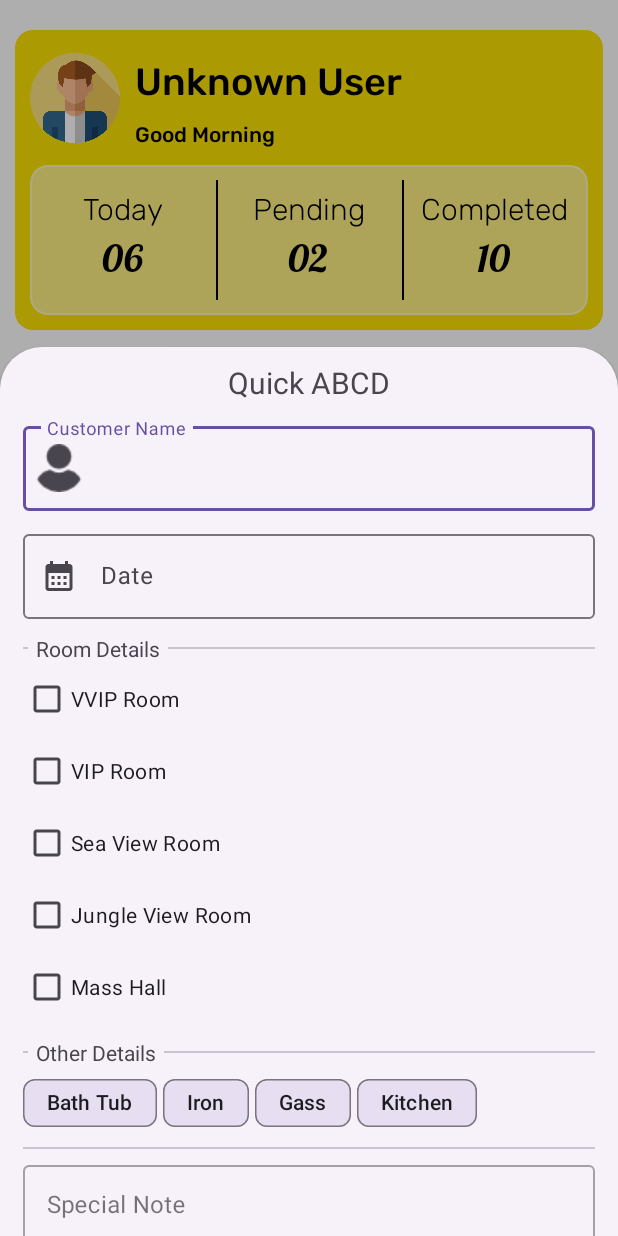
After one commit to NiwanthaR/TRR_App, an Android app: the fragment QuickBookingDialog placed in its activity, on a phone screen of 412 x 824 dp. The commit adds this screen. Run offline under Robolectric (Android 15) with nearby library versions, the phone set to English and light mode, and no system bars; our stand-ins replace Firebase (no records; nobody signed in at launch, a user with empty details on screens opened directly).

Commit message:
Quick Booking

```diff
--- /dev/null
+++ b/app/src/main/java/com/example/trr_app/support/QuickBookingDialog.kt
@@ -0,0 +1,29 @@
+package com.example.trr_app.support
+
+import android.os.Bundle
+import android.view.LayoutInflater
+import android.view.View
+import android.view.ViewGroup
+import com.example.trr_app.R
+import com.google.android.material.bottomsheet.BottomSheetDialogFragment
+
+class QuickBookingDialog: BottomSheetDialogFragment() {
+    override fun onCreateView(inflater: LayoutInflater, container: ViewGroup?, savedInstanceState: Bundle?): View? {
+        val view = inflater.inflate(R.layout.dialog_quick_booking, container, false)
+
+        //val algoButton = view.findViewById<Button>(R.id.algo_button)
+        //val courseButton = view.findViewById<Button>(R.id.course_button)
+
+//        algoButton.setOnClickListener {
+//            Toast.makeText(activity, "Algorithm Shared", Toast.LENGTH_SHORT).show()
+//            dismiss()
+//        }
+//
+//        courseButton.setOnClickListener {
+//            Toast.makeText(activity, "Course Shared", Toast.LENGTH_SHORT).show()
+//            dismiss()
+//        }
+
+        return view
+    }
+}
--- a/app/src/main/java/com/example/trr_app/view/Dashboard.kt
+++ b/app/src/main/java/com/example/trr_app/view/Dashboard.kt
@@ -1,30 +1,58 @@
 package com.example.trr_app.view
 
 import android.content.Intent
-import androidx.appcompat.app.AppCompatActivity
 import android.os.Bundle
 import android.view.View
 import android.view.View.OnClickListener
+import android.widget.LinearLayout
 import android.widget.RelativeLayout
 import com.example.trr_app.R
 import com.example.trr_app.common.BaseActivity
+import com.example.trr_app.support.QuickBookingDialog
 import com.example.trr_app.view.ManageUI.ManageActivity
+import com.google.android.material.bottomsheet.BottomSheetBehavior
+import com.google.android.material.bottomsheet.BottomSheetDialog
+
 
 class Dashboard : BaseActivity(),OnClickListener {
 
     private val manageUIDashboard : RelativeLayout
         get() = findViewById(R.id.manageUILayout)
 
+    private val quickBookingDashboard : RelativeLayout
+        get() = findViewById(R.id.layoutQuickBooking)
+
     override fun onCreate(savedInstanceState: Bundle?) {
         super.onCreate(savedInstanceState)
         setContentView(R.layout.activity_dashboard)
 
         manageUIDashboard.setOnClickListener(this)
+        quickBookingDashboard.setOnClickListener(this)
     }
 
     override fun onClick(view: View?) {
         when(view?.id){
             R.id.manageUILayout -> startActivity(Intent(this,ManageActivity::class.java))
+            R.id.layoutQuickBooking ->showBottomDialog()
         }
     }
+
+    private fun showBottomDialog(){
+//            val bottomSheetDialog = BottomSheetDialog(this)
+////            bottomSheetDialog.setContentView(R.layout.dialog_quick_booking)
+////
+////            //val copy = bottomSheetDialog.findViewById<LinearLayout>(R.id.copyLinearLayout)
+////            //val share = bottomSheetDialog.findViewById<LinearLayout>(R.id.shareLinearLayout)
+////            //val upload = bottomSheetDialog.findViewById<LinearLayout>(R.id.uploadLinearLayout)
+////            //val download = bottomSheetDialog.findViewById<LinearLayout>(R.id.download)
+////            //val delete = bottomSheetDialog.findViewById<LinearLayout>(R.id.delete)
+////
+////            bottomSheetDialog.show()
+
+        val bottomSheet = QuickBookingDialog()
+//        val modalBottomSheetBehavior = (bottomSheet.dialog as BottomSheetDialog).behavior
+//        modalBottomSheetBehavior.state = BottomSheetBehavior.STATE_EXPANDED
+        bottomSheet.show(supportFragmentManager, "ModalBottomSheet")
+
+    }
 }
--- a/app/src/main/res/layout/activity_dashboard.xml
+++ b/app/src/main/res/layout/activity_dashboard.xml
@@ -261,6 +261,7 @@
                         app:strokeColor="@color/light_blue">
 
                         <RelativeLayout
+                            android:id="@+id/layoutQuickBooking"
                             android:layout_width="match_parent"
                             android:layout_height="match_parent"
                             android:orientation="horizontal">
--- a/app/src/main/res/layout/activity_user_login_screen.xml
+++ b/app/src/main/res/layout/activity_user_login_screen.xml
@@ -23,7 +23,7 @@
             <ImageView
                 android:layout_width="match_parent"
                 android:layout_height="wrap_content"
-                android:src="@drawable/hotel_logo"
+                android:src="@drawable/exlogo"
                 android:layout_marginTop="60dp"
                 android:layout_gravity="bottom"/>
 
--- /dev/null
+++ b/app/src/main/res/layout/dialog_quick_booking.xml
@@ -0,0 +1,233 @@
+<?xml version="1.0" encoding="utf-8"?>
+<LinearLayout xmlns:android="http://schemas.android.com/apk/res/android"
+    android:id="@+id/quickBookLayout"
+    android:layout_width="match_parent"
+    android:layout_height="match_parent"
+    android:layout_marginBottom="10dp"
+    app:layout_behavior="com.google.android.material.bottomsheet.BottomSheetBehavior"
+    xmlns:app="http://schemas.android.com/apk/res-auto">
+
+    <ScrollView
+        android:layout_width="match_parent"
+        android:layout_height="match_parent">
+
+        <RelativeLayout
+            android:layout_marginBottom="10dp"
+            android:layout_width="match_parent"
+            android:layout_height="match_parent">
+
+            <TextView
+                android:id="@+id/title_text"
+                android:layout_marginTop="10dp"
+                android:layout_width="match_parent"
+                android:layout_height="wrap_content"
+                android:text="Quick ABCD"
+                android:textSize="20sp"
+                android:textAlignment="center"/>
+
+            <LinearLayout
+                android:id="@+id/contentBoc"
+                android:layout_width="match_parent"
+                android:layout_height="match_parent"
+                android:layout_below="@id/title_text"
+                android:layout_marginTop="10dp"
+                android:layout_marginEnd="15dp"
+                android:layout_marginStart="15dp"
+                android:paddingBottom="20dp"
+                android:orientation="vertical">
+
+                <com.google.android.material.textfield.TextInputLayout
+                    android:id="@+id/customerNameTextField"
+                    android:layout_width="match_parent"
+                    android:layout_height="wrap_content"
+                    app:startIconDrawable="@drawable/user"
+                    android:hint="Customer Name">
+
+                    <com.google.android.material.textfield.TextInputEditText
+                        android:id="@+id/etCustomerName"
+                        android:layout_width="match_parent"
+                        android:layout_height="wrap_content"
+                        />
+
+                </com.google.android.material.textfield.TextInputLayout>
+
+                <LinearLayout
+                    android:layout_marginTop="10dp"
+                    android:layout_width="match_parent"
+                    android:layout_height="wrap_content"
+                    android:orientation="horizontal">
+
+                    <com.google.android.material.textfield.TextInputLayout
+                        android:id="@+id/reservedDateTextField"
+                        android:layout_width="0dp"
+                        android:layout_weight="3"
+                        app:startIconDrawable="@drawable/calendar_month_24"
+                        android:layout_height="wrap_content"
+                        android:hint="Date">
+
+                        <com.google.android.material.textfield.TextInputEditText
+                            android:id="@+id/etBookingDate"
+                            android:layout_width="match_parent"
+                            android:layout_height="wrap_content"
+                            />
+
+                    </com.google.android.material.textfield.TextInputLayout>
+
+                </LinearLayout>
+
+                <LinearLayout
+                    android:id="@+id/titleBar3"
+                    android:layout_marginTop="10dp"
+                    android:layout_width="match_parent"
+                    android:layout_height="wrap_content"
+                    android:orientation="horizontal">
+
+                    <com.google.android.material.divider.MaterialDivider
+                        android:layout_gravity="center_vertical"
+                        android:layout_width="0dp"
+                        android:layout_weight="1"
+                        android:layout_height="wrap_content"/>
+
+                    <TextView
+                        android:layout_width="wrap_content"
+                        android:layout_marginEnd="5dp"
+                        android:layout_marginStart="5dp"
+                        android:layout_height="wrap_content"
+                        android:text="Room Details"/>
+
+
+                    <com.google.android.material.divider.MaterialDivider
+                        android:layout_width="0dp"
+                        android:layout_weight="80"
+                        android:layout_gravity="center_vertical"
+                        android:layout_height="wrap_content"/>
+                </LinearLayout>
+
+                <LinearLayout
+                    android:id="@+id/roomSelection"
+                    android:layout_width="match_parent"
+                    android:layout_height="wrap_content"
+                    android:orientation="vertical">
+
+                    <CheckBox
+                        android:layout_width="match_parent"
+                        android:layout_height="match_parent"
+                        android:text="VVIP Room"/>
+                    <CheckBox
+                        android:layout_width="match_parent"
+                        android:layout_height="match_parent"
+                        android:text="VIP Room"/>
+                    <CheckBox
+                        android:layout_width="match_parent"
+                        android:layout_height="match_parent"
+                        android:text="Sea View Room"/>
+                    <CheckBox
+                        android:layout_width="match_parent"
+                        android:layout_height="match_parent"
+                        android:text="Jungle View Room"/>
+                    <CheckBox
+                        android:layout_width="match_parent"
+                        android:layout_height="match_parent"
+                        android:text="Mass Hall"/>
+                </LinearLayout>
+
+                <LinearLayout
+                    android:id="@+id/titleBar4"
+                    android:layout_marginTop="10dp"
+                    android:layout_width="match_parent"
+                    android:layout_height="wrap_content"
+                    android:orientation="horizontal">
+
+                    <com.google.android.material.divider.MaterialDivider
+                        android:layout_gravity="center_vertical"
+                        android:layout_width="0dp"
+                        android:layout_weight="1"
+                        android:layout_height="wrap_content"/>
+
+                    <TextView
+                        android:layout_width="wrap_content"
+                        android:layout_marginEnd="5dp"
+                        android:layout_marginStart="5dp"
+                        android:layout_height="wrap_content"
+                        android:text="Other Details"/>
+
+
+                    <com.google.android.material.divider.MaterialDivider
+                        android:layout_width="0dp"
+                        android:layout_weight="80"
+                        android:layout_gravity="center_vertical"
+                        android:layout_height="wrap_content"/>
+                </LinearLayout>
+
+                <LinearLayout
+                    android:layout_width="match_parent"
+                    android:layout_height="wrap_content"
+                    android:orientation="horizontal">
+
+                    <com.google.android.material.chip.Chip
+                        android:id="@+id/chip"
+                        android:layout_width="wrap_content"
+                        android:layout_height="wrap_content"
+                        android:text="Bath Tub"/>
+
+                    <com.google.android.material.chip.Chip
+                        android:id="@+id/chip2"
+                        android:layout_marginStart="4dp"
+                        android:layout_width="wrap_content"
+                        android:layout_height="wrap_content"
+                        android:text="Iron"/>
+
+                    <com.google.android.material.chip.Chip
+                        android:id="@+id/chip3"
+                        android:layout_marginStart="4dp"
+                        android:layout_width="wrap_content"
+                        android:layout_height="wrap_content"
+                        android:text="Gass"/>
+
+                    <com.google.android.material.chip.Chip
+                        android:id="@+id/chip4"
+                        android:layout_marginStart="4dp"
+                        android:layout_width="wrap_content"
+                        android:layout_height="wrap_content"
+                        android:text="Kitchen"/>
+                </LinearLayout>
+
+                <com.google.android.material.divider.MaterialDivider
+                    android:layout_marginTop="5dp"
+                    android:layout_gravity="center_vertical"
+                    android:layout_width="match_parent"
+                    android:layout_height="wrap_content"/>
+
+                <com.google.android.material.textfield.TextInputLayout
+                    style="@style/Widget.MaterialComponents.TextInputLayout.OutlinedBox"
+                    android:layout_marginTop="5dp"
+                    android:layout_width="match_parent"
+                    android:layout_height="wrap_content"
+                    android:hint="Special Note">
+
+                    <com.google.android.material.textfield.TextInputEditText
+                        android:layout_width="match_parent"
+                        android:inputType="textMultiLine"
+                        android:gravity="top"
+                        android:lines="2"
+                        android:layout_height="wrap_content" />
+                </com.google.android.material.textfield.TextInputLayout>
+
+                <com.google.android.material.button.MaterialButton
+                    android:id="@+id/btnUserLogin"
+                    android:layout_width="match_parent"
+                    android:layout_height="55dp"
+                    android:layout_marginTop="10dp"
+                    android:layout_marginLeft="30dp"
+                    android:layout_marginBottom="10dp"
+                    android:layout_marginRight="30dp"
+                    android:textColor="@color/black"
+                    android:background="@color/app_yellow_light"
+                    app:backgroundTint="@color/app_yellow_light"
+                    android:text="Submit"/>
+            </LinearLayout>
+
+        </RelativeLayout>
+    </ScrollView>
+
+</LinearLayout>
```
Also changed, not shown: app/src/main/AndroidManifest.xml (+7 -5 lines).
